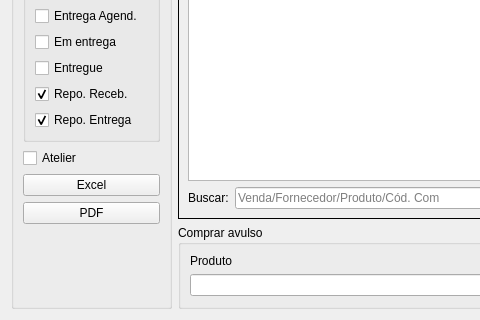
First picture: the form in ui/widgetcomprapendentes.ui, repository darktorres/ERP-STACCATO, before the edit; both pictures show x 0 to 480 and y 245 to 565 of the 846 by 565 pixel window.
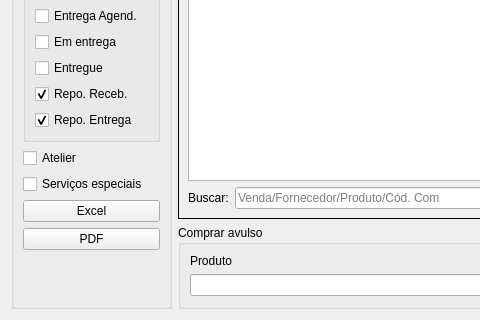
Second picture: the form after the edit. Custom widgets are drawn as their Qt base class.

Commit message: Adicionado filtro de serviços especiais

Diff of the .ui file:
```diff
--- a/ui/widgetcomprapendentes.ui
+++ b/ui/widgetcomprapendentes.ui
@@ -23,13 +23,33 @@
       <string>Filtros:</string>
      </property>
      <layout class="QGridLayout" name="gridLayout_35">
-      <item row="3" column="0">
+      <item row="4" column="0">
        <widget class="QPushButton" name="pushButtonExcel">
         <property name="text">
          <string>Excel</string>
         </property>
        </widget>
       </item>
+      <item row="6" column="0">
+       <spacer name="verticalSpacer_6">
+        <property name="orientation">
+         <enum>Qt::Vertical</enum>
+        </property>
+        <property name="sizeHint" stdset="0">
+         <size>
+          <width>20</width>
+          <height>290</height>
+         </size>
+        </property>
+       </spacer>
+      </item>
+      <item row="5" column="0">
+       <widget class="QPushButton" name="pushButtonPDF">
+        <property name="text">
+         <string>PDF</string>
+        </property>
+       </widget>
+      </item>
       <item row="1" column="0">
        <widget class="QGroupBox" name="groupBoxStatus">
         <property name="title">
@@ -174,26 +194,6 @@
         </layout>
        </widget>
       </item>
-      <item row="5" column="0">
-       <spacer name="verticalSpacer_6">
-        <property name="orientation">
-         <enum>Qt::Vertical</enum>
-        </property>
-        <property name="sizeHint" stdset="0">
-         <size>
-          <width>20</width>
-          <height>290</height>
-         </size>
-        </property>
-       </spacer>
-      </item>
-      <item row="4" column="0">
-       <widget class="QPushButton" name="pushButtonPDF">
-        <property name="text">
-         <string>PDF</string>
-        </property>
-       </widget>
-      </item>
       <item row="2" column="0">
        <widget class="QCheckBox" name="checkBoxAtelier">
         <property name="enabled">
@@ -207,6 +207,19 @@
         </property>
        </widget>
       </item>
+      <item row="3" column="0">
+       <widget class="QCheckBox" name="checkBoxServicos">
+        <property name="enabled">
+         <bool>true</bool>
+        </property>
+        <property name="text">
+         <string>Serviços especiais</string>
+        </property>
+        <property name="checked">
+         <bool>false</bool>
+        </property>
+       </widget>
+      </item>
      </layout>
      <zorder>pushButtonPDF</zorder>
      <zorder>groupBoxStatus</zorder>
```
Left out of the diff: 1 changed line with no effect on the pictures. The commit also changes 1 other file.
